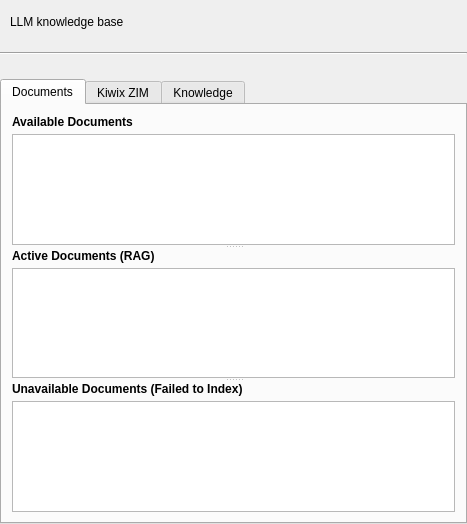
Old version of the form src/airunner/components/documents/gui/widgets/templates/documents.ui in the repository Capsize-Games/airunner.
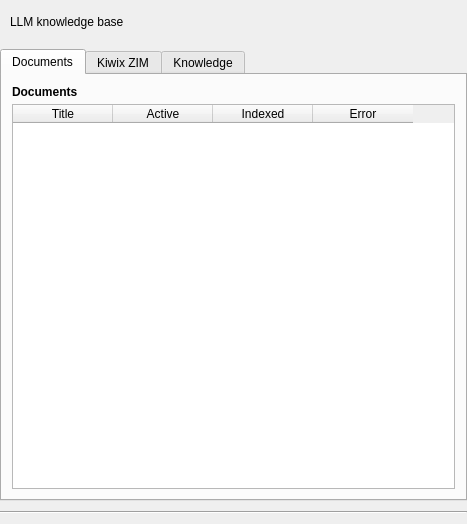
New version of the form. Custom widgets are drawn as their Qt base class.

Commit message: Improve document RAG workflow and knowledge base UI

Diff of the .ui file:
```diff
--- a/src/airunner/components/documents/gui/widgets/templates/documents.ui
+++ b/src/airunner/components/documents/gui/widgets/templates/documents.ui
@@ -59,27 +59,6 @@
     </layout>
    </item>
    <item row="3" column="0">
-    <widget class="QWidget" name="knowledgeBasePanelContainer" native="true">
-     <layout class="QVBoxLayout" name="knowledgeBasePanelLayout">
-      <property name="spacing">
-       <number>0</number>
-      </property>
-      <property name="leftMargin">
-       <number>10</number>
-      </property>
-      <property name="topMargin">
-       <number>10</number>
-      </property>
-      <property name="rightMargin">
-       <number>10</number>
-      </property>
-      <property name="bottomMargin">
-       <number>0</number>
-      </property>
-     </layout>
-    </widget>
-   </item>
-   <item row="5" column="0">
     <widget class="QTabWidget" name="tabWidget">
      <property name="currentIndex">
       <number>0</number>
@@ -105,12 +84,8 @@
         <number>10</number>
        </property>
        <item>
-        <widget class="QSplitter" name="documentsSplitter">
-         <property name="orientation">
-          <enum>Qt::Orientation::Vertical</enum>
-         </property>
-         <widget class="QWidget" name="availableDocsWidget">
-          <layout class="QVBoxLayout" name="verticalLayoutAvailable">
+     <widget class="QWidget" name="documentsStatusWidget" native="true">
+      <layout class="QVBoxLayout" name="verticalLayoutDocumentsStatus">
            <property name="spacing">
             <number>5</number>
            </property>
@@ -127,117 +102,58 @@
             <number>0</number>
            </property>
            <item>
-            <widget class="QLabel" name="labelAvailable">
+        <widget class="QLabel" name="labelDocuments">
              <property name="styleSheet">
               <string>font-weight: bold;</string>
              </property>
              <property name="text">
-              <string>Available Documents</string>
+          <string>Documents</string>
              </property>
             </widget>
            </item>
            <item>
-            <widget class="QTreeView" name="documentsTreeView">
+        <widget class="QTableWidget" name="documentsTableWidget">
              <property name="dragEnabled">
               <bool>true</bool>
              </property>
              <property name="dragDropMode">
-              <enum>QAbstractItemView::DragDropMode::DragOnly</enum>
+          <enum>QAbstractItemView::DragDropMode::DragDrop</enum>
              </property>
              <property name="selectionMode">
               <enum>QAbstractItemView::SelectionMode::ExtendedSelection</enum>
              </property>
-            </widget>
-           </item>
-          </layout>
-         </widget>
-         <widget class="QWidget" name="activeDocsWidget">
-          <layout class="QVBoxLayout" name="verticalLayoutActive">
-           <property name="spacing">
-            <number>5</number>
-           </property>
-           <property name="leftMargin">
-            <number>0</number>
-           </property>
-           <property name="topMargin">
-            <number>0</number>
-           </property>
-           <property name="rightMargin">
-            <number>0</number>
-           </property>
-           <property name="bottomMargin">
-            <number>0</number>
-           </property>
-           <item>
-            <widget class="QLabel" name="labelActive">
-             <property name="styleSheet">
-              <string>font-weight: bold;</string>
-             </property>
+         <property name="selectionBehavior">
+          <enum>QAbstractItemView::SelectionBehavior::SelectRows</enum>
+         </property>
+         <property name="sortingEnabled">
+          <bool>true</bool>
+         </property>
+         <property name="columnCount">
+          <number>4</number>
+         </property>
+         <column>
+          <property name="text">
+        <string>Title</string>
+          </property>
+         </column>
+         <column>
+          <property name="text">
+        <string>Active</string>
+          </property>
+         </column>
+         <column>
              <property name="text">
-              <string>Active Documents (RAG)</string>
-             </property>
-            </widget>
-           </item>
-           <item>
-            <widget class="QTreeView" name="activeDocumentsTreeView">
-             <property name="acceptDrops">
-              <bool>true</bool>
-             </property>
-             <property name="dragEnabled">
-              <bool>true</bool>
-             </property>
-             <property name="dragDropMode">
-              <enum>QAbstractItemView::DragDropMode::DropOnly</enum>
-             </property>
-             <property name="selectionMode">
-              <enum>QAbstractItemView::SelectionMode::ExtendedSelection</enum>
-             </property>
-            </widget>
-           </item>
-          </layout>
-         </widget>
-         <widget class="QWidget" name="unavailableDocsWidget">
-          <layout class="QVBoxLayout" name="verticalLayoutUnavailable">
-           <property name="spacing">
-            <number>5</number>
-           </property>
-           <property name="leftMargin">
-            <number>0</number>
-           </property>
-           <property name="topMargin">
-            <number>0</number>
-           </property>
-           <property name="rightMargin">
-            <number>0</number>
-           </property>
-           <property name="bottomMargin">
-            <number>0</number>
-           </property>
-           <item>
-            <widget class="QLabel" name="labelUnavailable">
-             <property name="styleSheet">
-              <string>font-weight: bold;</string>
-             </property>
+        <string>Indexed</string>
+          </property>
+         </column>
+         <column>
              <property name="text">
-              <string>Unavailable Documents (Failed to Index)</string>
-             </property>
-            </widget>
-           </item>
-           <item>
-            <widget class="QTreeView" name="unavailableDocumentsTreeView">
-             <property name="dragEnabled">
-              <bool>false</bool>
-             </property>
-             <property name="dragDropMode">
-              <enum>QAbstractItemView::DragDropMode::NoDragDrop</enum>
-             </property>
-             <property name="selectionMode">
-              <enum>QAbstractItemView::SelectionMode::ExtendedSelection</enum>
-             </property>
-            </widget>
-           </item>
-          </layout>
-         </widget>
+        <string>Error</string>
+          </property>
+         </column>
+        </widget>
+       </item>
+      </layout>
         </widget>
        </item>
       </layout>
@@ -377,14 +293,14 @@
      </widget>
     </widget>
    </item>
-   <item row="3" column="0">
+  <item row="4" column="0">
     <widget class="Line" name="line">
      <property name="orientation">
       <enum>Qt::Orientation::Horizontal</enum>
      </property>
     </widget>
    </item>
-   <item row="4" column="0">
+  <item row="5" column="0">
     <widget class="KnowledgeBasePanelWidget" name="knowledge_base_panel_widget" native="true"/>
    </item>
   </layout>
```
Lines whose indentation alone changed are shown as unchanged. The commit also changes 52 other files.
